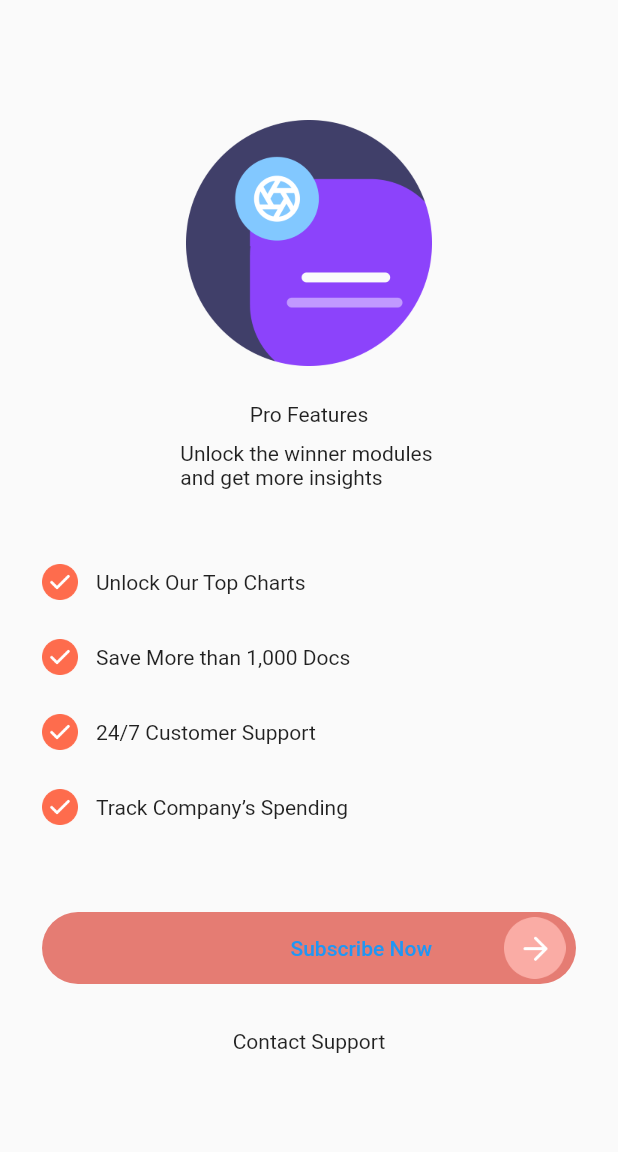
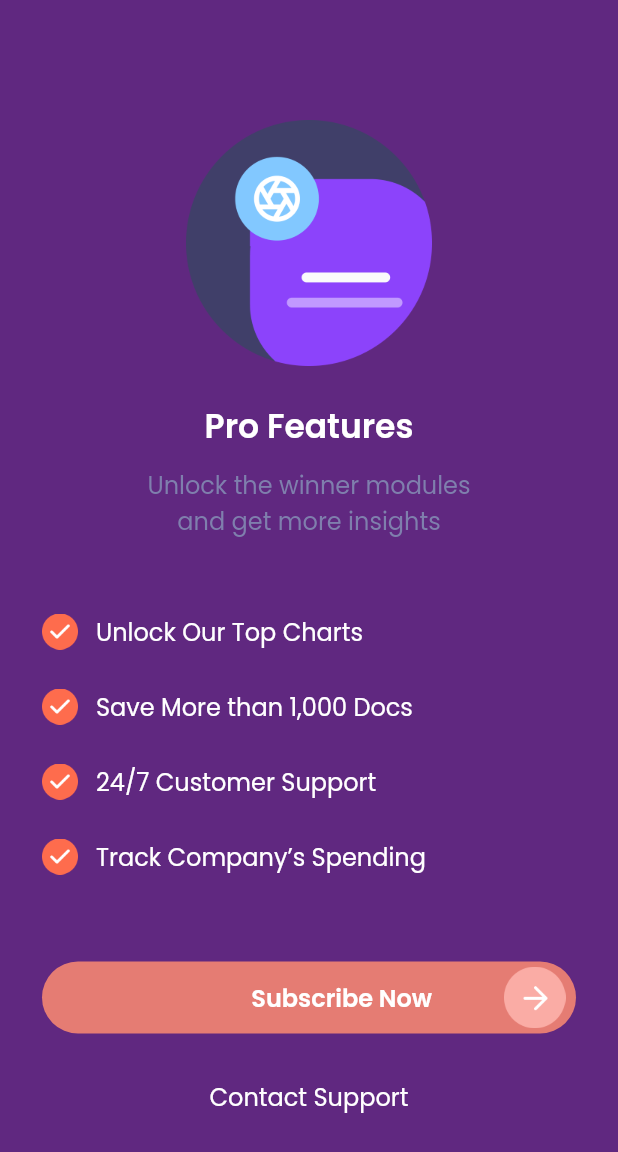
Before and after one commit to nandaarya/seven_days_challange, a Flutter app: the screen it shows after launch, on a phone screen of 412 x 824 dp. Shown: the top 1152 px of the screen. Run offline on Flutter 3.47's test engine with Material 2 defaults, Android fonts, the phone set to English and light mode, and no system bars; our stand-ins replace google_fonts.

Commit message:
apply text style

```diff
--- a/lib/pages/second_pricing.dart
+++ b/lib/pages/second_pricing.dart
@@ -1,4 +1,5 @@
 import 'package:flutter/material.dart';
+import 'package:seven_days_challange/widgets/theme.dart';
 
 class SecondPricingScreen extends StatelessWidget {
   const SecondPricingScreen({Key? key}) : super(key: key);
@@ -6,15 +7,23 @@ class SecondPricingScreen extends StatelessWidget {
   @override
   Widget build(BuildContext context) {
     return Scaffold(
+      backgroundColor: Color(0xff602880),
       body: Padding(
         padding: const EdgeInsets.only(left: 28, right: 28, top: 80),
         child: Column(
           children: [
             Image.asset('assets/images/pricing2.png', width: 164, height: 164),
             SizedBox(height: 24),
-            Text('Pro Features'),
+            Text(
+              'Pro Features',
+              style: title2TextStyle,
+            ),
             SizedBox(height: 10),
-            Text('Unlock the winner modules \nand get more insights'),
+            Text(
+              'Unlock the winner modules \nand get more insights',
+              style: detail2TextStyle,
+              textAlign: TextAlign.center,
+            ),
             SizedBox(height: 50),
             Column(
               children: [
@@ -26,7 +35,10 @@ class SecondPricingScreen extends StatelessWidget {
                       height: 24,
                     ),
                     SizedBox(width: 12),
-                    Text('Unlock Our Top Charts'),
+                    Text(
+                      'Unlock Our Top Charts',
+                      style: item2TextStyle,
+                    ),
                   ],
                 ),
                 SizedBox(height: 26),
@@ -38,7 +50,10 @@ class SecondPricingScreen extends StatelessWidget {
                       height: 24,
                     ),
                     SizedBox(width: 12),
-                    Text('Save More than 1,000 Docs'),
+                    Text(
+                      'Save More than 1,000 Docs',
+                      style: item2TextStyle,
+                    ),
                   ],
                 ),
                 SizedBox(height: 26),
@@ -50,7 +65,10 @@ class SecondPricingScreen extends StatelessWidget {
                       height: 24,
                     ),
                     SizedBox(width: 12),
-                    Text('24/7 Customer Support'),
+                    Text(
+                      '24/7 Customer Support',
+                      style: item2TextStyle,
+                    ),
                   ],
                 ),
                 SizedBox(height: 26),
@@ -62,7 +80,10 @@ class SecondPricingScreen extends StatelessWidget {
                       height: 24,
                     ),
                     SizedBox(width: 12),
-                    Text('Track Company’s Spending'),
+                    Text(
+                      'Track Company’s Spending',
+                      style: item2TextStyle,
+                    ),
                   ],
                 ),
               ],
@@ -78,15 +99,27 @@ class SecondPricingScreen extends StatelessWidget {
                 child: Row(
                   mainAxisAlignment: MainAxisAlignment.end,
                   children: [
-                    TextButton(onPressed: () {}, child: Text('Subscribe Now')),
+                    TextButton(
+                        onPressed: () {},
+                        child: Text(
+                          'Subscribe Now',
+                          style: subscribeTextStyle,
+                        )),
                     SizedBox(width: 40),
-                    Image.asset('assets/images/btn_arrow_pricing2.png', width: 41, height: 41,),
+                    Image.asset(
+                      'assets/images/btn_arrow_pricing2.png',
+                      width: 41,
+                      height: 41,
+                    ),
                   ],
                 ),
               ),
             ),
-            SizedBox(height: 30,),
-            Text('Contact Support'),
+            SizedBox(height: 30),
+            Text(
+              'Contact Support',
+              style: contactTextStyle,
+            ),
           ],
         ),
       ),
```
